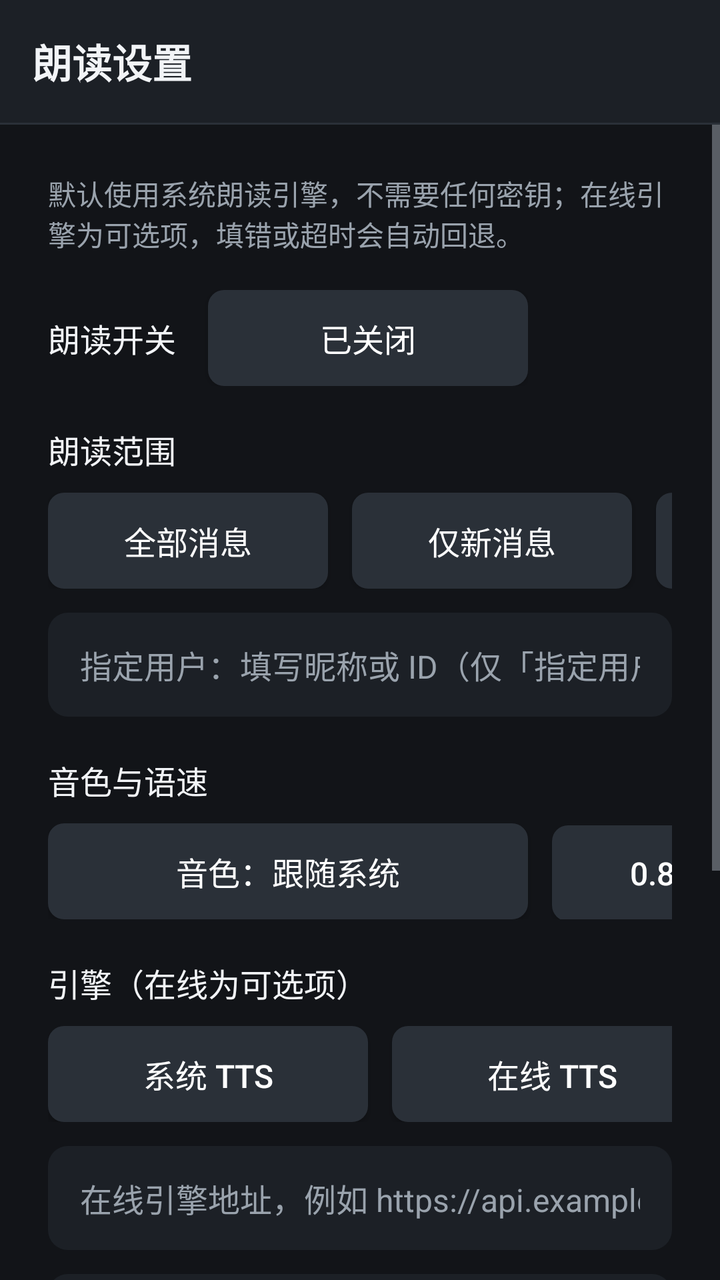
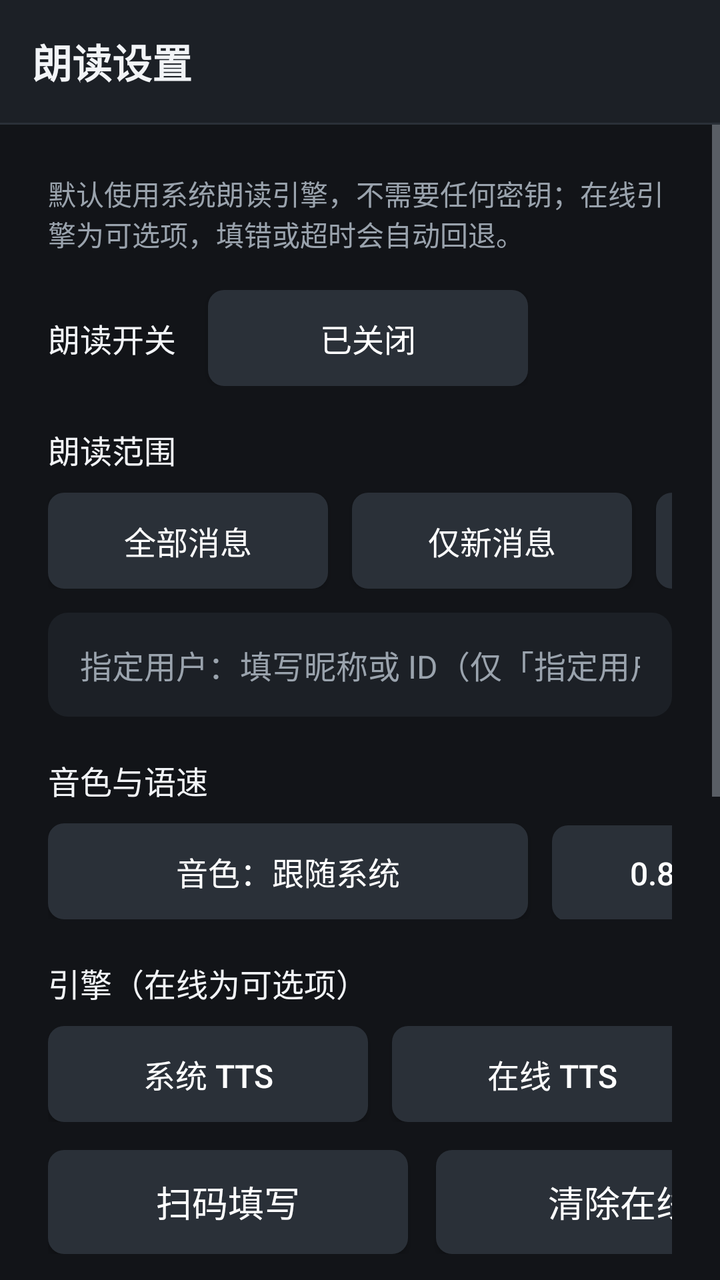

Compare the two renders of this Android layout. The source of the first and the diff that turns it into the second are given below.
<!-- AndroidManifest.xml: application theme Theme.YunHuTv -->
<!-- res/layout/activity_tts_settings.xml -->
<?xml version="1.0" encoding="utf-8"?>
<LinearLayout xmlns:android="http://schemas.android.com/apk/res/android"
    android:layout_width="match_parent"
    android:layout_height="match_parent"
    android:background="@color/bg"
    android:orientation="vertical">

    <LinearLayout
        android:layout_width="match_parent"
        android:layout_height="wrap_content"
        android:background="@color/panel"
        android:gravity="center_vertical"
        android:orientation="horizontal"
        android:padding="16dp">

        <TextView
            android:layout_width="wrap_content"
            android:layout_height="wrap_content"
            android:text="朗读设置"
            android:textColor="@color/text_primary"
            android:textSize="20sp"
            android:textStyle="bold" />

        <TextView
            android:id="@+id/tv_engine"
            android:layout_width="0dp"
            android:layout_height="wrap_content"
            android:layout_marginStart="20dp"
            android:layout_weight="1"
            android:textColor="@color/accent"
            android:textSize="16sp" />
    </LinearLayout>

    <View
        android:layout_width="match_parent"
        android:layout_height="1dp"
        android:background="@color/panel_focus" />

    <ScrollView
        android:layout_width="match_parent"
        android:layout_height="match_parent">

        <LinearLayout
            android:layout_width="match_parent"
            android:layout_height="wrap_content"
            android:orientation="vertical"
            android:padding="24dp">

            <TextView
                android:layout_width="wrap_content"
                android:layout_height="wrap_content"
                android:text="默认使用系统朗读引擎，不需要任何密钥；在线引擎为可选项，填错或超时会自动回退。"
                android:textColor="@color/text_secondary"
                android:textSize="14sp" />

            <LinearLayout
                android:layout_width="wrap_content"
                android:layout_height="wrap_content"
                android:layout_marginTop="18dp"
                android:gravity="center_vertical"
                android:orientation="horizontal">

                <TextView
                    android:layout_width="wrap_content"
                    android:layout_height="wrap_content"
                    android:text="朗读开关"
                    android:textColor="@color/text_primary"
                    android:textSize="16sp" />

                <Button
                    android:id="@+id/btn_toggle"
                    android:layout_width="160dp"
                    android:layout_height="48dp"
                    android:layout_marginStart="16dp"
                    android:background="@drawable/bg_button_focus"
                    android:text="已关闭"
                    android:textColor="@color/white"
                    android:textSize="16sp" />
            </LinearLayout>

            <TextView
                android:layout_width="wrap_content"
                android:layout_height="wrap_content"
                android:layout_marginTop="20dp"
                android:text="朗读范围"
                android:textColor="@color/text_primary"
                android:textSize="16sp" />

            <LinearLayout
                android:layout_width="wrap_content"
                android:layout_height="wrap_content"
                android:layout_marginTop="10dp"
                android:orientation="horizontal">

                <Button
                    android:id="@+id/btn_scope_all"
                    android:layout_width="140dp"
                    android:layout_height="48dp"
                    android:background="@drawable/bg_button_focus"
                    android:text="全部消息"
                    android:textColor="@color/white"
                    android:textSize="16sp" />

                <Button
                    android:id="@+id/btn_scope_new"
                    android:layout_width="140dp"
                    android:layout_height="48dp"
                    android:layout_marginStart="12dp"
                    android:background="@drawable/bg_button_focus"
                    android:text="仅新消息"
                    android:textColor="@color/white"
                    android:textSize="16sp" />

                <Button
                    android:id="@+id/btn_scope_user"
                    android:layout_width="140dp"
                    android:layout_height="48dp"
                    android:layout_marginStart="12dp"
                    android:background="@drawable/bg_button_focus"
                    android:text="指定用户"
                    android:textColor="@color/white"
                    android:textSize="16sp" />

                <Button
                    android:id="@+id/btn_scope_bot"
                    android:layout_width="140dp"
                    android:layout_height="48dp"
                    android:layout_marginStart="12dp"
                    android:background="@drawable/bg_button_focus"
                    android:text="机器人消息"
                    android:textColor="@color/white"
                    android:textSize="16sp" />
            </LinearLayout>

            <EditText
                android:id="@+id/et_target_user"
                android:layout_width="match_parent"
                android:layout_height="52dp"
                android:layout_marginTop="12dp"
                android:background="@drawable/bg_input"
                android:hint="指定用户：填写昵称或 ID（仅「指定用户」时生效）"
                android:inputType="text"
                android:maxLines="1"
                android:paddingStart="16dp"
                android:paddingEnd="16dp"
                android:singleLine="true"
                android:textColor="@color/text_primary"
                android:textColorHint="@color/text_secondary"
                android:textSize="16sp" />

            <TextView
                android:layout_width="wrap_content"
                android:layout_height="wrap_content"
                android:layout_marginTop="20dp"
                android:text="音色与语速"
                android:textColor="@color/text_primary"
                android:textSize="16sp" />

            <LinearLayout
                android:layout_width="wrap_content"
                android:layout_height="wrap_content"
                android:layout_marginTop="10dp"
                android:orientation="horizontal">

                <Button
                    android:id="@+id/btn_voice"
                    android:layout_width="240dp"
                    android:layout_height="48dp"
                    android:background="@drawable/bg_button_focus"
                    android:text="音色：跟随系统"
                    android:textColor="@color/white"
                    android:textSize="16sp" />

                <Button
                    android:id="@+id/btn_rate_08"
                    android:layout_width="110dp"
                    android:layout_height="48dp"
                    android:layout_marginStart="12dp"
                    android:background="@drawable/bg_button_focus"
                    android:text="0.8x"
                    android:textColor="@color/white"
                    android:textSize="16sp" />

                <Button
                    android:id="@+id/btn_rate_10"
                    android:layout_width="110dp"
                    android:layout_height="48dp"
                    android:layout_marginStart="12dp"
                    android:background="@drawable/bg_button_focus"
                    android:text="1.0x"
                    android:textColor="@color/white"
                    android:textSize="16sp" />

                <Button
                    android:id="@+id/btn_rate_12"
                    android:layout_width="110dp"
                    android:layout_height="48dp"
                    android:layout_marginStart="12dp"
                    android:background="@drawable/bg_button_focus"
                    android:text="1.2x"
                    android:textColor="@color/white"
                    android:textSize="16sp" />

                <Button
                    android:id="@+id/btn_rate_15"
                    android:layout_width="110dp"
                    android:layout_height="48dp"
                    android:layout_marginStart="12dp"
                    android:background="@drawable/bg_button_focus"
                    android:text="1.5x"
                    android:textColor="@color/white"
                    android:textSize="16sp" />
            </LinearLayout>

            <TextView
                android:layout_width="wrap_content"
                android:layout_height="wrap_content"
                android:layout_marginTop="20dp"
                android:text="引擎（在线为可选项）"
                android:textColor="@color/text_primary"
                android:textSize="16sp" />

            <LinearLayout
                android:layout_width="wrap_content"
                android:layout_height="wrap_content"
                android:layout_marginTop="10dp"
                android:orientation="horizontal">

                <Button
                    android:id="@+id/btn_engine_system"
                    android:layout_width="160dp"
                    android:layout_height="48dp"
                    android:background="@drawable/bg_button_focus"
                    android:text="系统 TTS"
                    android:textColor="@color/white"
                    android:textSize="16sp" />

                <Button
                    android:id="@+id/btn_engine_online"
                    android:layout_width="160dp"
                    android:layout_height="48dp"
                    android:layout_marginStart="12dp"
                    android:background="@drawable/bg_button_focus"
                    android:text="在线 TTS"
                    android:textColor="@color/white"
                    android:textSize="16sp" />
            </LinearLayout>

            <EditText
                android:id="@+id/et_tts_base_url"
                android:layout_width="match_parent"
                android:layout_height="52dp"
                android:layout_marginTop="12dp"
                android:background="@drawable/bg_input"
                android:hint="在线引擎地址，例如 https://api.example.com/v1"
                android:inputType="textUri"
                android:maxLines="1"
                android:paddingStart="16dp"
                android:paddingEnd="16dp"
                android:singleLine="true"
                android:textColor="@color/text_primary"
                android:textColorHint="@color/text_secondary"
                android:textSize="16sp" />

            <EditText
                android:id="@+id/et_tts_model"
                android:layout_width="match_parent"
                android:layout_height="52dp"
                android:layout_marginTop="12dp"
                android:background="@drawable/bg_input"
                android:hint="在线模型名"
                android:inputType="text"
                android:maxLines="1"
                android:paddingStart="16dp"
                android:paddingEnd="16dp"
                android:singleLine="true"
                android:textColor="@color/text_primary"
                android:textColorHint="@color/text_secondary"
                android:textSize="16sp" />

            <EditText
                android:id="@+id/et_tts_voice"
                android:layout_width="match_parent"
                android:layout_height="52dp"
                android:layout_marginTop="12dp"
                android:background="@drawable/bg_input"
                android:hint="在线音色（留空用服务商默认）"
                android:inputType="text"
                android:maxLines="1"
                android:paddingStart="16dp"
                android:paddingEnd="16dp"
                android:singleLine="true"
                android:textColor="@color/text_primary"
                android:textColorHint="@color/text_secondary"
                android:textSize="16sp" />

            <EditText
                android:id="@+id/et_tts_token"
                android:layout_width="match_parent"
                android:layout_height="52dp"
                android:layout_marginTop="12dp"
                android:background="@drawable/bg_input"
                android:hint="在线 API Key（留空表示保留已保存的密钥）"
                android:inputType="textPassword"
                android:maxLines="1"
                android:paddingStart="16dp"
                android:paddingEnd="16dp"
                android:singleLine="true"
                android:textColor="@color/text_primary"
                android:textColorHint="@color/text_secondary"
                android:textSize="16sp" />

            <LinearLayout
                android:layout_width="wrap_content"
                android:layout_height="wrap_content"
                android:layout_marginTop="26dp"
                android:orientation="horizontal">

                <Button
                    android:id="@+id/btn_save"
                    android:layout_width="180dp"
                    android:layout_height="52dp"
                    android:background="@drawable/bg_button_focus"
                    android:text="保存"
                    android:textColor="@color/white"
                    android:textSize="18sp" />

                <Button
                    android:id="@+id/btn_preview"
                    android:layout_width="180dp"
                    android:layout_height="52dp"
                    android:layout_marginStart="14dp"
                    android:background="@drawable/bg_button_focus"
                    android:text="试听"
                    android:textColor="@color/white"
                    android:textSize="18sp" />

                <Button
                    android:id="@+id/btn_back"
                    android:layout_width="150dp"
                    android:layout_height="52dp"
                    android:layout_marginStart="14dp"
                    android:background="@drawable/bg_button_focus"
                    android:text="返回"
                    android:textColor="@color/white"
                    android:textSize="18sp" />
            </LinearLayout>

            <TextView
                android:id="@+id/tv_hint"
                android:layout_width="match_parent"
                android:layout_height="wrap_content"
                android:layout_marginTop="18dp"
                android:textColor="@color/text_secondary"
                android:textSize="15sp" />
        </LinearLayout>
    </ScrollView>
</LinearLayout>
<!-- resources referenced by this layout -->
<resources>
  <color name="accent">#FF4FC3F7</color>
  <color name="bg">#FF121418</color>
  <color name="panel">#FF1C2026</color>
  <color name="panel_focus">#FF2A3038</color>
  <color name="text_primary">#FFF2F4F7</color>
  <color name="text_secondary">#FF9AA3AD</color>
  <color name="white">#FFFFFFFF</color>
  <!-- drawable bg_button_focus (drawable) -->
  <?xml version="1.0" encoding="utf-8"?>
  <selector xmlns:android="http://schemas.android.com/apk/res/android">
      <item android:state_focused="true">
          <shape android:shape="rectangle">
              <solid android:color="@color/accent" />
              <corners android:radius="8dp" />
          </shape>
      </item>
      <item>
          <shape android:shape="rectangle">
              <solid android:color="@color/panel_focus" />
              <corners android:radius="8dp" />
          </shape>
      </item>
  </selector>
  <!-- drawable bg_input (drawable) -->
  <?xml version="1.0" encoding="utf-8"?>
  <selector xmlns:android="http://schemas.android.com/apk/res/android">
      <item android:state_focused="true">
          <shape android:shape="rectangle">
              <solid android:color="@color/panel_focus" />
              <stroke android:width="2dp" android:color="@color/accent" />
              <corners android:radius="10dp" />
          </shape>
      </item>
      <item>
          <shape android:shape="rectangle">
              <solid android:color="@color/panel" />
              <corners android:radius="10dp" />
          </shape>
      </item>
  </selector>
  <style name="Theme.YunHuTv" parent="Theme.AppCompat.NoActionBar">
          <item name="android:windowBackground">@color/bg</item>
          <item name="colorAccent">@color/accent</item>
          <item name="android:colorForeground">@color/panel_focus</item>
          <item name="android:textColorPrimary">@color/text_primary</item>
          <item name="android:textColorSecondary">@color/text_secondary</item>
          <item name="android:editTextColor">@color/text_primary</item>
          <item name="android:textColorHint">@color/text_secondary</item>
      </style>
</resources>

<!-- the commit's change to res/layout/activity_tts_settings.xml (unified diff, before → after) -->
@@ -246,6 +246,41 @@
                     android:textSize="16sp" />
             </LinearLayout>
 
+            <LinearLayout
+                android:layout_width="wrap_content"
+                android:layout_height="wrap_content"
+                android:layout_marginTop="14dp"
+                android:orientation="horizontal">
+
+                <Button
+                    android:id="@+id/btn_tts_scan"
+                    android:layout_width="180dp"
+                    android:layout_height="52dp"
+                    android:background="@drawable/bg_button_focus"
+                    android:text="扫码填写"
+                    android:textColor="@color/white"
+                    android:textSize="18sp" />
+
+                <Button
+                    android:id="@+id/btn_tts_clear"
+                    android:layout_width="220dp"
+                    android:layout_height="52dp"
+                    android:layout_marginStart="14dp"
+                    android:background="@drawable/bg_button_focus"
+                    android:text="清除在线配置"
+                    android:textColor="@color/white"
+                    android:textSize="18sp" />
+            </LinearLayout>
+
+            <TextView
+                android:id="@+id/tv_tts_key_state"
+                android:layout_width="wrap_content"
+                android:layout_height="wrap_content"
+                android:layout_marginTop="10dp"
+                android:text="在线 TTS 密钥：未配置"
+                android:textColor="@color/text_secondary"
+                android:textSize="15sp" />
+
             <EditText
                 android:id="@+id/et_tts_base_url"
                 android:layout_width="match_parent"
